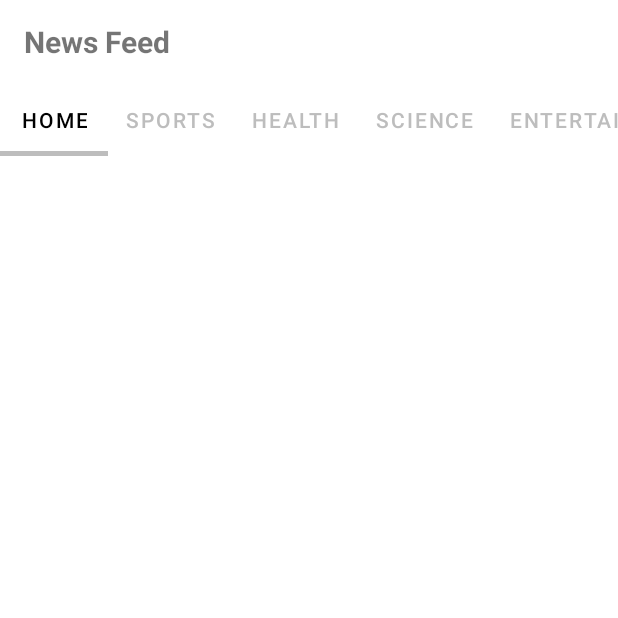
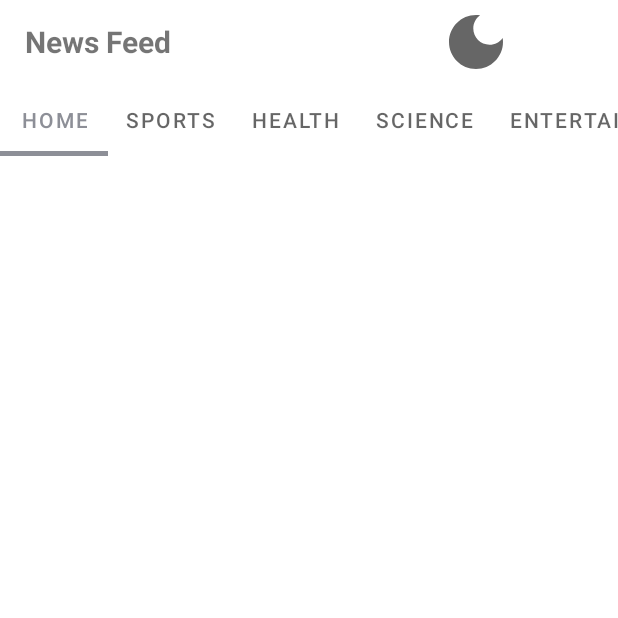
Before and after one commit to UniqueShubham/news-application-repo, an Android app: the screen it shows after launch (MainActivity), on a phone screen of 412 x 824 dp, the top half of it. Run offline under Robolectric (Android 15) with nearby library versions, the phone set to English and light mode, and no system bars; pictures from the network do not load; 2 statements that could not run were skipped.

Commit message:
Enabling dark theme

```diff
--- a/app/src/main/java/com/example/newsapplication/MainActivity.java
+++ b/app/src/main/java/com/example/newsapplication/MainActivity.java
@@ -1,10 +1,14 @@
 package com.example.newsapplication;
 
 import androidx.appcompat.app.AppCompatActivity;
+import androidx.appcompat.app.AppCompatDelegate;
 import androidx.appcompat.widget.Toolbar;
 import androidx.viewpager.widget.ViewPager;
 
+import android.content.SharedPreferences;
 import android.os.Bundle;
+import android.view.View;
+import android.widget.ImageView;
 
 import com.google.android.material.tabs.TabItem;
 import com.google.android.material.tabs.TabLayout;
@@ -15,6 +19,7 @@ public class MainActivity extends AppCompatActivity {
     Toolbar toolBar;
     ViewPager viewPager;
     String api = "9c3a87544fd840ba990d54e3e5fa6412";
+    ImageView ivMode;
 
     @Override
     protected void onCreate(Bundle savedInstanceState) {
@@ -31,11 +36,52 @@ public class MainActivity extends AppCompatActivity {
         science = findViewById(R.id.science);
         entertainment = findViewById(R.id.entertainment);
         technology = findViewById(R.id.technology);
+        ivMode = findViewById(R.id.ivMode);
+
+        SharedPreferences sharedPreferences = getSharedPreferences("sharedPrefs", MODE_PRIVATE);
+        final SharedPreferences.Editor editor = sharedPreferences.edit();
+        final boolean isDarkModeOn = sharedPreferences.getBoolean("isDarkModeOn", false);
 
         viewPager = findViewById(R.id.fragContainer);
         PageAdapter pageAdapter = new PageAdapter(getSupportFragmentManager(), 6);
         viewPager.setAdapter(pageAdapter);
 
+        if (isDarkModeOn) {
+            AppCompatDelegate.setDefaultNightMode(AppCompatDelegate.MODE_NIGHT_YES);
+            ivMode.setImageResource(R.drawable.light);
+        }
+        else {
+            AppCompatDelegate.setDefaultNightMode(AppCompatDelegate.MODE_NIGHT_NO);
+            ivMode.setImageResource(R.drawable.dark);
+        }
+        ivMode.setOnClickListener(new View.OnClickListener() {
+            @Override
+            public void onClick(View view) {
+                // When user taps the enable/disable dark mode button
+                if (isDarkModeOn==true) {
+
+                    // if dark mode is on it will turn it off
+                    AppCompatDelegate.setDefaultNightMode(AppCompatDelegate.MODE_NIGHT_NO);
+
+                    editor.putBoolean("isDarkModeOn", false);
+                    editor.apply();
+
+                    ivMode.setImageResource(R.drawable.dark);
+                }
+                else {
+
+                    // if dark mode is of it will turn it on
+                    AppCompatDelegate.setDefaultNightMode(AppCompatDelegate.MODE_NIGHT_YES);
+
+                    // it will set isDarkModeOn boolean to true
+                    editor.putBoolean("isDarkModeOn", true);
+                    editor.apply();
+
+                    ivMode.setImageResource(R.drawable.light);
+                }
+                AppCompatDelegate.setDefaultNightMode(AppCompatDelegate.MODE_NIGHT_YES);
+            }
+        });
         tabLayout.addOnTabSelectedListener(new TabLayout.OnTabSelectedListener() {
             @Override
             public void onTabSelected(TabLayout.Tab tab) {
@@ -56,5 +102,7 @@ public class MainActivity extends AppCompatActivity {
 
             }
         });
+
+        viewPager.addOnPageChangeListener(new TabLayout.TabLayoutOnPageChangeListener(tabLayout));
     }
 }
--- /dev/null
+++ b/app/src/main/res/drawable/dark.xml
@@ -0,0 +1,10 @@
+<vector xmlns:android="http://schemas.android.com/apk/res/android"
+    android:width="24dp"
+    android:height="24dp"
+    android:viewportWidth="24"
+    android:viewportHeight="24"
+    android:tint="?attr/colorControlNormal">
+  <path
+      android:fillColor="@android:color/white"
+      android:pathData="M12,3c-4.97,0 -9,4.03 -9,9s4.03,9 9,9s9,-4.03 9,-9c0,-0.46 -0.04,-0.92 -0.1,-1.36c-0.98,1.37 -2.58,2.26 -4.4,2.26c-2.98,0 -5.4,-2.42 -5.4,-5.4c0,-1.81 0.89,-3.42 2.26,-4.4C12.92,3.04 12.46,3 12,3L12,3z"/>
+</vector>
--- /dev/null
+++ b/app/src/main/res/drawable/light.xml
@@ -0,0 +1,10 @@
+<vector xmlns:android="http://schemas.android.com/apk/res/android"
+    android:width="24dp"
+    android:height="24dp"
+    android:viewportWidth="24"
+    android:viewportHeight="24"
+    android:tint="?attr/colorControlNormal">
+  <path
+      android:fillColor="@android:color/white"
+      android:pathData="M12,7c-2.76,0 -5,2.24 -5,5s2.24,5 5,5s5,-2.24 5,-5S14.76,7 12,7L12,7zM2,13l2,0c0.55,0 1,-0.45 1,-1s-0.45,-1 -1,-1l-2,0c-0.55,0 -1,0.45 -1,1S1.45,13 2,13zM20,13l2,0c0.55,0 1,-0.45 1,-1s-0.45,-1 -1,-1l-2,0c-0.55,0 -1,0.45 -1,1S19.45,13 20,13zM11,2v2c0,0.55 0.45,1 1,1s1,-0.45 1,-1V2c0,-0.55 -0.45,-1 -1,-1S11,1.45 11,2zM11,20v2c0,0.55 0.45,1 1,1s1,-0.45 1,-1v-2c0,-0.55 -0.45,-1 -1,-1C11.45,19 11,19.45 11,20zM5.99,4.58c-0.39,-0.39 -1.03,-0.39 -1.41,0c-0.39,0.39 -0.39,1.03 0,1.41l1.06,1.06c0.39,0.39 1.03,0.39 1.41,0s0.39,-1.03 0,-1.41L5.99,4.58zM18.36,16.95c-0.39,-0.39 -1.03,-0.39 -1.41,0c-0.39,0.39 -0.39,1.03 0,1.41l1.06,1.06c0.39,0.39 1.03,0.39 1.41,0c0.39,-0.39 0.39,-1.03 0,-1.41L18.36,16.95zM19.42,5.99c0.39,-0.39 0.39,-1.03 0,-1.41c-0.39,-0.39 -1.03,-0.39 -1.41,0l-1.06,1.06c-0.39,0.39 -0.39,1.03 0,1.41s1.03,0.39 1.41,0L19.42,5.99zM7.05,18.36c0.39,-0.39 0.39,-1.03 0,-1.41c-0.39,-0.39 -1.03,-0.39 -1.41,0l-1.06,1.06c-0.39,0.39 -0.39,1.03 0,1.41s1.03,0.39 1.41,0L7.05,18.36z"/>
+</vector>
--- a/app/src/main/res/layout/activity_main.xml
+++ b/app/src/main/res/layout/activity_main.xml
@@ -10,17 +10,35 @@
     <androidx.appcompat.widget.Toolbar
         android:id="@+id/toolBar"
         android:layout_width="match_parent"
-        android:layout_height="wrap_content"
-        android:layout_margin="0dp">
+        android:layout_height="wrap_content">
 
-        <TextView
-            android:id="@+id/textView"
+        <LinearLayout
             android:layout_width="match_parent"
-            android:layout_height="wrap_content"
-            android:textSize="20dp"
-            android:textStyle="bold"
-            android:layout_marginTop="10dp"
-            android:text="News Feed" />
+            android:layout_height="match_parent"
+            android:orientation="horizontal">
+
+            <TextView
+                android:id="@+id/textView"
+                android:layout_width="wrap_content"
+                android:layout_height="match_parent"
+                android:text="News Feed"
+                android:layout_gravity="center"
+                android:gravity="center"
+                android:textSize="20dp"
+                android:textStyle="bold" />
+
+            <ImageView
+                android:id="@+id/ivMode"
+                android:layout_width="48dp"
+                android:layout_height="48dp"
+                android:layout_marginLeft="180dp"
+                android:clickable="true"
+                android:contentDescription="Enable dark Mode"
+                app:srcCompat="@drawable/dark">
+
+            </ImageView>
+
+        </LinearLayout>
 
     </androidx.appcompat.widget.Toolbar>
 
@@ -28,9 +46,6 @@
         android:id="@+id/tabLayout"
         android:layout_width="match_parent"
         android:layout_height="wrap_content"
-        app:tabTextColor="@color/grey_dark"
-        app:tabSelectedTextColor="@color/black"
-        app:tabIndicatorColor="@color/grey_dark"
         app:tabIndicatorHeight="3dp"
         app:tabMode="scrollable">
 
@@ -38,43 +53,37 @@
             android:id="@+id/home"
             android:layout_width="wrap_content"
             android:layout_height="wrap_content"
-            android:text="HOME">
-        </com.google.android.material.tabs.TabItem>
+            android:text="HOME"></com.google.android.material.tabs.TabItem>
 
         <com.google.android.material.tabs.TabItem
             android:id="@+id/sports"
             android:layout_width="wrap_content"
             android:layout_height="wrap_content"
-            android:text="SPORTS">
-        </com.google.android.material.tabs.TabItem>
+            android:text="SPORTS"></com.google.android.material.tabs.TabItem>
 
         <com.google.android.material.tabs.TabItem
             android:id="@+id/health"
             android:layout_width="wrap_content"
             android:layout_height="wrap_content"
-            android:text="HEALTH">
-        </com.google.android.material.tabs.TabItem>
+            android:text="HEALTH"></com.google.android.material.tabs.TabItem>
 
         <com.google.android.material.tabs.TabItem
             android:id="@+id/science"
             android:layout_width="wrap_content"
             android:layout_height="wrap_content"
-            android:text="SCIENCE">
-        </com.google.android.material.tabs.TabItem>
+            android:text="SCIENCE"></com.google.android.material.tabs.TabItem>
 
         <com.google.android.material.tabs.TabItem
             android:id="@+id/entertainment"
             android:layout_width="wrap_content"
             android:layout_height="wrap_content"
-            android:text="ENTERTAINMENT">
-        </com.google.android.material.tabs.TabItem>
+            android:text="ENTERTAINMENT"></com.google.android.material.tabs.TabItem>
 
         <com.google.android.material.tabs.TabItem
             android:id="@+id/technology"
             android:layout_width="wrap_content"
             android:layout_height="wrap_content"
-            android:text="TECHNOLOGY">
-        </com.google.android.material.tabs.TabItem>
+            android:text="TECHNOLOGY"></com.google.android.material.tabs.TabItem>
 
     </com.google.android.material.tabs.TabLayout>
 
--- a/app/src/main/res/values-night/themes.xml
+++ b/app/src/main/res/values-night/themes.xml
@@ -6,7 +6,7 @@
         <item name="colorPrimaryVariant">@color/grey_dark</item>
         <item name="colorOnPrimary">@color/black</item>
         <!-- Secondary brand color. -->
-        <item name="colorSecondary">@color/teal_200</item>
+        <item name="colorSecondary">@color/white</item>
         <item name="colorSecondaryVariant">@color/teal_200</item>
         <item name="colorOnSecondary">@color/black</item>
         <!-- Status bar color. -->
--- a/app/src/main/res/values/colors.xml
+++ b/app/src/main/res/values/colors.xml
@@ -1,7 +1,7 @@
 <?xml version="1.0" encoding="utf-8"?>
 <resources>
-    <color name="grey_dark">#BDBDBD</color>
-    <color name="grey_light">#E0E0E0</color>
+    <color name="grey_dark">#2d313d</color>
+    <color name="grey_light">#8d8f97</color>
     <color name="purple_700">#FF3700B3</color>
     <color name="teal_200">#FF03DAC5</color>
     <color name="teal_700">#FF018786</color>
```
